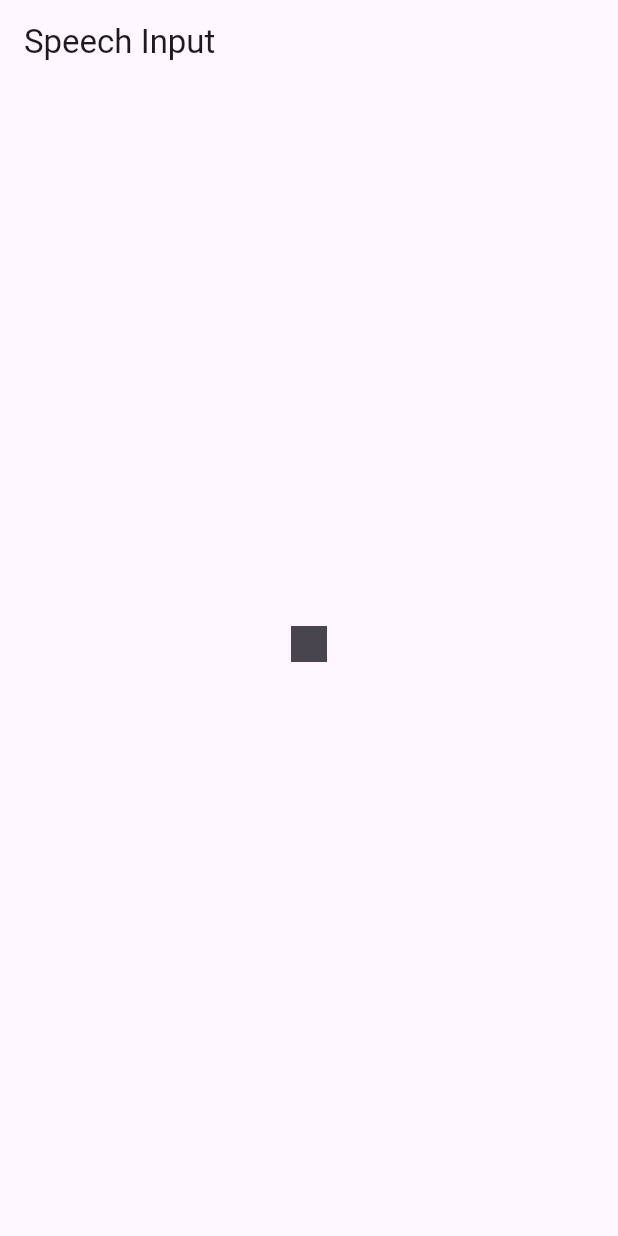
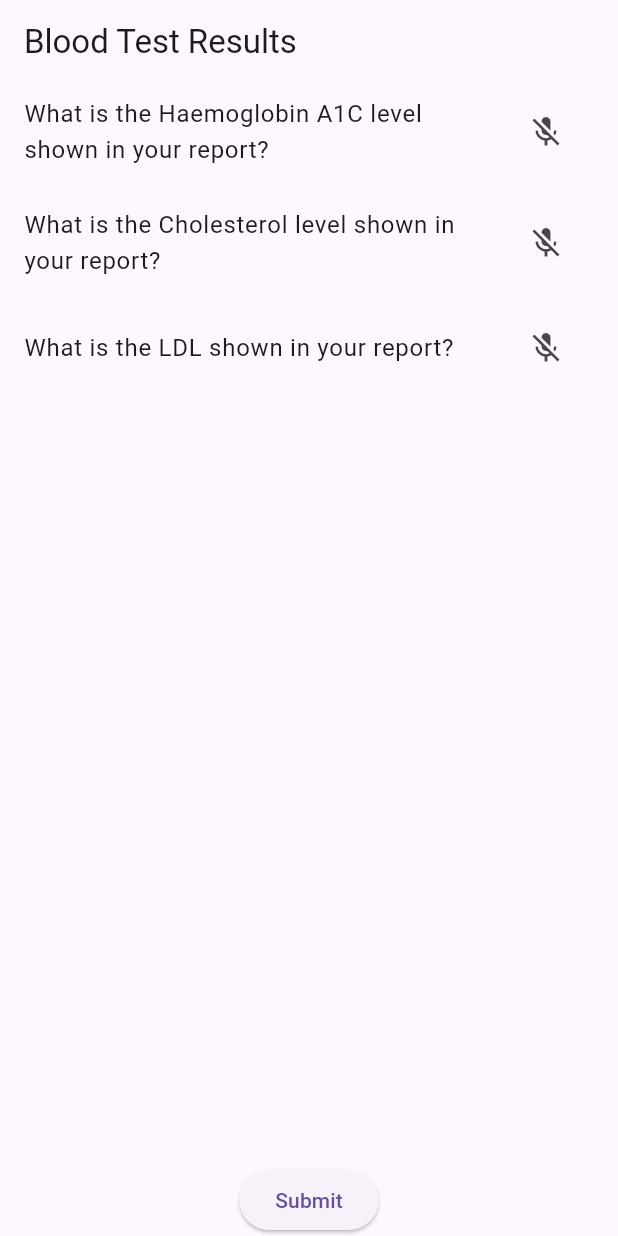
Before and after one commit to AkshGupta2003/Daily_Vitals, a Flutter app: the screen it shows after launch, after a tap on the "mic" icon, on a phone screen of 412 x 824 dp. Run offline on Flutter 3.47's test engine with Material 3 defaults, Android fonts, the phone set to English and light mode, and no system bars; our stand-ins replace speech_to_text.

Commit message:
Form and Data Collection

```diff
--- a/NLP App/nlp_app/lib/main.dart
+++ b/NLP App/nlp_app/lib/main.dart
@@ -11,6 +11,10 @@ class MyApp extends StatelessWidget {
   @override
   Widget build(BuildContext context) {
     return MaterialApp(
+      title: 'Blood Test Results',
+      theme: ThemeData(
+        primarySwatch: Colors.blue,
+      ),
       home: SpeechScreen(),
     );
   }
@@ -24,7 +28,13 @@ class SpeechScreen extends StatefulWidget {
 class _SpeechScreenState extends State<SpeechScreen> {
   late stt.SpeechToText _speech;
   bool _isListening = false;
-  String _recognizedText = ''; // Store complete recognized text
+  String _recognizedText = '';
+  List<String> _questions = [
+    "What is the Haemoglobin A1C level shown in your report?",
+    "What is the Cholesterol level shown in your report?",
+    "What is the LDL shown in your report?"
+  ];
+  Map<String, String> _formData = {};
 
   @override
   void initState() {
@@ -36,39 +46,60 @@ class _SpeechScreenState extends State<SpeechScreen> {
   Widget build(BuildContext context) {
     return Scaffold(
       appBar: AppBar(
-        title: Text('Speech Input'),
+        title: Text('Blood Test Results'),
       ),
-      body: Center(
-        child: Column(
-          mainAxisAlignment: MainAxisAlignment.center,
-          children: [
-            Row(
-              mainAxisAlignment: MainAxisAlignment.center,
-              children: [
-                _isListening
-                    ? IconButton(
-                        icon: Icon(Icons.stop),
-                        iconSize: 48.0,
-                        onPressed: _stopListening,
-                      )
-                    : IconButton(
-                        icon: Icon(Icons.mic),
-                        iconSize: 48.0,
-                        onPressed: _startListening,
+      body: Column(
+        children: [
+          Expanded(
+            child: ListView.builder(
+              itemCount: _questions.length,
+              itemBuilder: (context, index) {
+                return Column(
+                  children: [
+                    ListTile(
+                      title: Text(_questions[index]),
+                      trailing: IconButton(
+                        icon: _isListening
+                            ? Icon(Icons.mic_off)
+                            : Icon(Icons.mic),
+                        onPressed: () {
+                          _isListening
+                              ? _stopListening()
+                              : _startListening(index);
+                        },
                       ),
-              ],
+                    ),
+                    if (_formData.containsKey(_questions[index]))
+                      Padding(
+                        padding: EdgeInsets.symmetric(horizontal: 16.0),
+                        child: Text(
+                            "Your response: ${_formData[_questions[index]]}"),
+                      ),
+                    SizedBox(height: 10),
+                  ],
+                );
+              },
             ),
-            Text(_recognizedText), // Display the accumulated text
-          ],
-        ),
+          ),
+          ElevatedButton(
+            onPressed: _submitData,
+            child: Text('Submit'),
+          ),
+        ],
       ),
     );
   }
 
-  void _startListening() async {
+  void _startListening(int index) async {
     if (!_isListening) {
       bool available = await _speech.initialize(
-        onStatus: (status) => print('status: $status'),
+        onStatus: (status) {
+          if (status == stt.SpeechToText.listeningStatus) {
+            setState(() {
+              _isListening = true;
+            });
+          }
+        },
         onError: (error) => print('error: $error'),
       );
       if (available) {
@@ -76,8 +107,8 @@ class _SpeechScreenState extends State<SpeechScreen> {
         _speech.listen(
           onResult: (result) {
             setState(() {
-              _recognizedText = result.recognizedWords
-                  .trim(); // Capture full result, trim spaces
+              _recognizedText = result.recognizedWords.trim();
+              _formData[_questions[index]] = _recognizedText;
             });
           },
         );
@@ -88,18 +119,14 @@ class _SpeechScreenState extends State<SpeechScreen> {
   void _stopListening() {
     if (_isListening) {
       _speech.stop();
-      setState(() {
-        _isListening = false;
-        _sendDataToServer(_recognizedText); // Send data after complete input
-      });
+      setState(() => _isListening = false);
     }
   }
 
-  void _sendDataToServer(String text) async {
-    final url =
-        'http://localhost:5000/api/receive'; // Replace with your server address
+  void _submitData() async {
+    final url = 'http://localhost:5000/api/receive';
     final headers = {'Content-Type': 'application/json'};
-    final body = jsonEncode({'text': text});
+    final body = jsonEncode(_formData);
 
     try {
       final response = await http.post(
@@ -110,13 +137,24 @@ class _SpeechScreenState extends State<SpeechScreen> {
 
       if (response.statusCode == 200) {
         print('Data Sent Successfully');
-        _recognizedText = ''; // Clear for next input
+        _formData.clear();
+        ScaffoldMessenger.of(context).showSnackBar(SnackBar(
+          content: Text('Data sent successfully'),
+          backgroundColor: Colors.green,
+        ));
       } else {
         print('Failed to send data. Error: ${response.statusCode}');
-        // You can add a mechanism to show an error message to the user here.
+        ScaffoldMessenger.of(context).showSnackBar(SnackBar(
+          content: Text('Failed to send data. Error: ${response.statusCode}'),
+          backgroundColor: Colors.red,
+        ));
       }
     } catch (e) {
       print('Error: $e');
+      ScaffoldMessenger.of(context).showSnackBar(SnackBar(
+        content: Text('Error: $e'),
+        backgroundColor: Colors.red,
+      ));
     }
   }
 }
```
Also changed, not shown: 1 other file.
